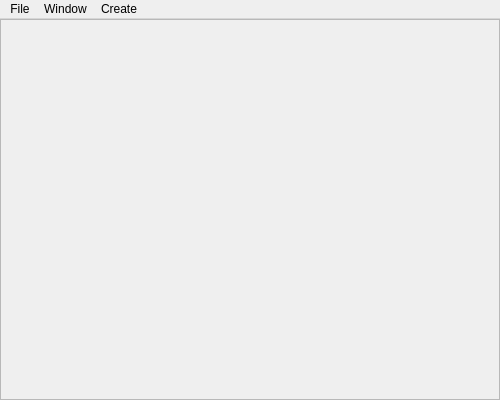
This is src/mainwindow.ui in FRIBDAQ/SpecTcl as Qt 5 draws it before an edit. The edited form follows.
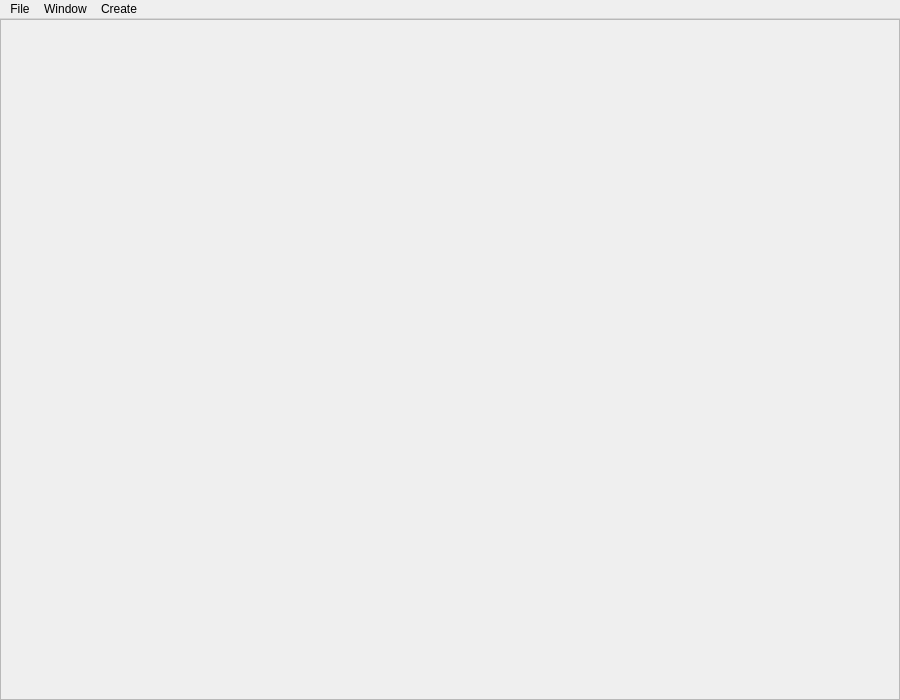
This is the edited form.

Commit message: Enlarges the main window at startup

```diff
--- a/src/mainwindow.ui
+++ b/src/mainwindow.ui
@@ -6,8 +6,8 @@
    <rect>
     <x>0</x>
     <y>0</y>
-    <width>500</width>
-    <height>400</height>
+    <width>900</width>
+    <height>700</height>
    </rect>
   </property>
   <property name="windowTitle">
@@ -62,7 +62,7 @@
     <rect>
      <x>0</x>
      <y>0</y>
-     <width>500</width>
+     <width>900</width>
      <height>18</height>
     </rect>
    </property>
```
